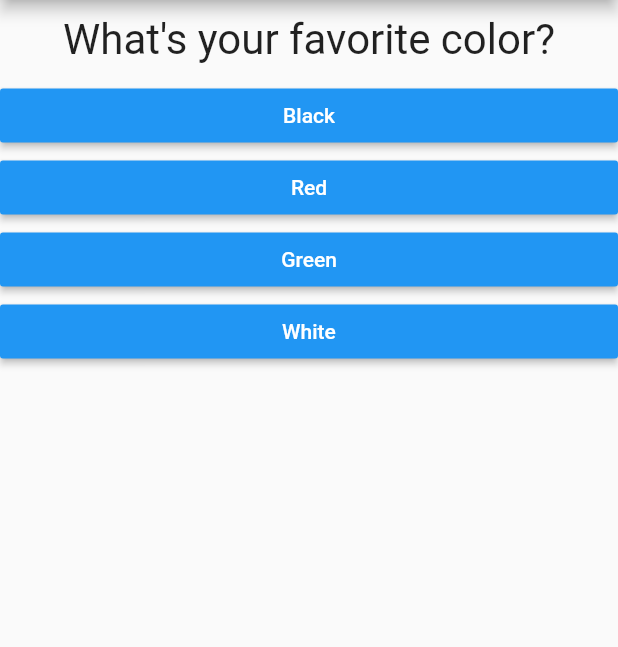
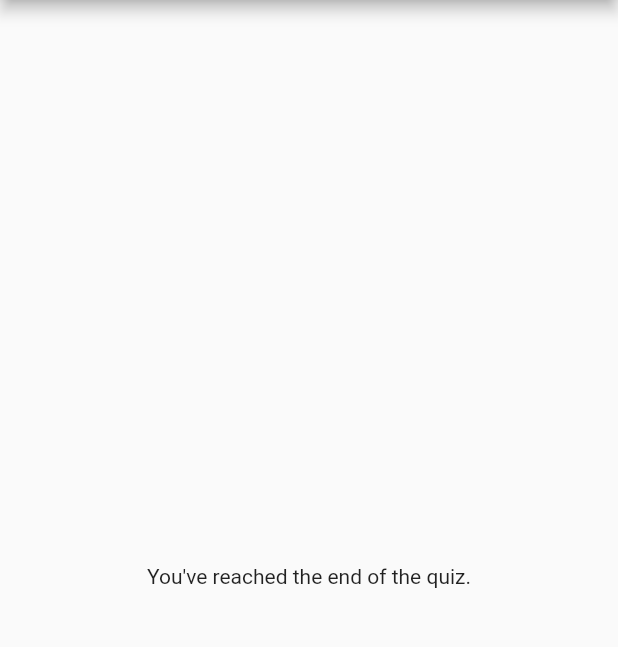
Before and after one commit to elvan/simple_quiz_app_flutter_example, a Flutter app: the screen it shows after launch, after a tap on "Black", after a tap on "Snake", after a tap on "Rice", on a phone screen of 412 x 824 dp, the part 84-731 px from its top. Run offline on Flutter 3.47's test engine with Material 2 defaults, Android fonts, the phone set to English and light mode, and no system bars.

```diff
--- a/lib/main.dart
+++ b/lib/main.dart
@@ -39,25 +39,29 @@ class _SimpleQuizAppState extends State<SimpleQuizApp> {
         appBar: AppBar(
           title: const Text('Simple Quiz'),
         ),
-        body: Column(
-          children: [
-            Question(_questions[_questionIndex]['questionText'] as String),
-            ...(_questions[_questionIndex]['answers'] as List<String>)
-                .map((answer) => Answer(_answerQuestion, answer))
-                .toList(),
-          ],
-        ),
+        body: _buildBody(),
       ),
     );
   }
 
   void _answerQuestion() {
     setState(() {
-      if (_questionIndex < _questions.length - 1) {
+      if (_questionIndex < _questions.length) {
         _questionIndex++;
-      } else {
-        _questionIndex = 0;
       }
     });
   }
+
+  Widget _buildBody() {
+    return _questionIndex < _questions.length
+        ? Column(
+            children: [
+              Question(_questions[_questionIndex]['questionText'] as String),
+              ...(_questions[_questionIndex]['answers'] as List<String>)
+                  .map((answer) => Answer(_answerQuestion, answer))
+                  .toList(),
+            ],
+          )
+        : const Center(child: Text('You\'ve reached the end of the quiz.'));
+  }
 }
```
